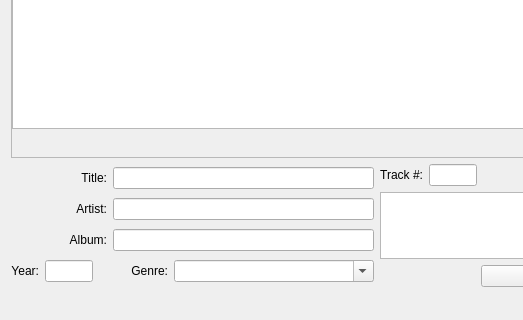
Qt form src/mainwindow.ui (DOOMer/qtagger) before a commit; both pictures show x 0 to 523 and y 224 to 544 of the 754 by 544 pixel window.
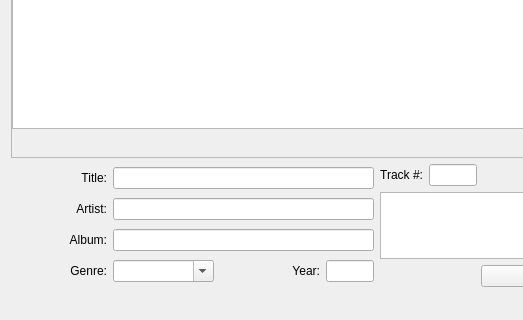
The same form after that commit. Icons and pictures are not drawn.

```diff
--- a/src/mainwindow.ui
+++ b/src/mainwindow.ui
@@ -299,44 +299,6 @@
             <property name="sizeConstraint">
              <enum>QLayout::SetMinimumSize</enum>
             </property>
-            <item>
-             <widget class="QLabel" name="labYear">
-              <property name="text">
-               <string>Year:</string>
-              </property>
-              <property name="alignment">
-               <set>Qt::AlignRight|Qt::AlignTrailing|Qt::AlignVCenter</set>
-              </property>
-              <property name="buddy">
-               <cstring>editYear</cstring>
-              </property>
-             </widget>
-            </item>
-            <item>
-             <widget class="QLineEdit" name="editYear">
-              <property name="sizePolicy">
-               <sizepolicy hsizetype="Fixed" vsizetype="Fixed">
-                <horstretch>0</horstretch>
-                <verstretch>0</verstretch>
-               </sizepolicy>
-              </property>
-              <property name="minimumSize">
-               <size>
-                <width>48</width>
-                <height>0</height>
-               </size>
-              </property>
-              <property name="maximumSize">
-               <size>
-                <width>48</width>
-                <height>16777215</height>
-               </size>
-              </property>
-              <property name="maxLength">
-               <number>4</number>
-              </property>
-             </widget>
-            </item>
             <item>
              <spacer name="horizontalSpacer_2">
               <property name="orientation">
@@ -387,7 +349,7 @@
             <item>
              <widget class="QComboBox" name="cbxGenre">
               <property name="sizePolicy">
-               <sizepolicy hsizetype="Expanding" vsizetype="Fixed">
+               <sizepolicy hsizetype="Minimum" vsizetype="Fixed">
                 <horstretch>0</horstretch>
                 <verstretch>0</verstretch>
                </sizepolicy>
@@ -397,6 +359,44 @@
               </property>
              </widget>
             </item>
+            <item>
+             <widget class="QLabel" name="labYear">
+              <property name="text">
+               <string>Year:</string>
+              </property>
+              <property name="alignment">
+               <set>Qt::AlignRight|Qt::AlignTrailing|Qt::AlignVCenter</set>
+              </property>
+              <property name="buddy">
+               <cstring>editYear</cstring>
+              </property>
+             </widget>
+            </item>
+            <item>
+             <widget class="QLineEdit" name="editYear">
+              <property name="sizePolicy">
+               <sizepolicy hsizetype="Fixed" vsizetype="Fixed">
+                <horstretch>0</horstretch>
+                <verstretch>0</verstretch>
+               </sizepolicy>
+              </property>
+              <property name="minimumSize">
+               <size>
+                <width>48</width>
+                <height>0</height>
+               </size>
+              </property>
+              <property name="maximumSize">
+               <size>
+                <width>48</width>
+                <height>16777215</height>
+               </size>
+              </property>
+              <property name="maxLength">
+               <number>4</number>
+              </property>
+             </widget>
+            </item>
            </layout>
           </item>
          </layout>
```
